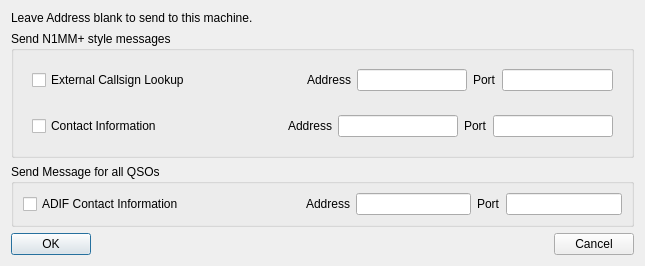
First picture: the form in mqt/MqtLogger/n1mmbroadcastconfig.ui, repository Rsclub22/Minos2-Mirror, before the edit.
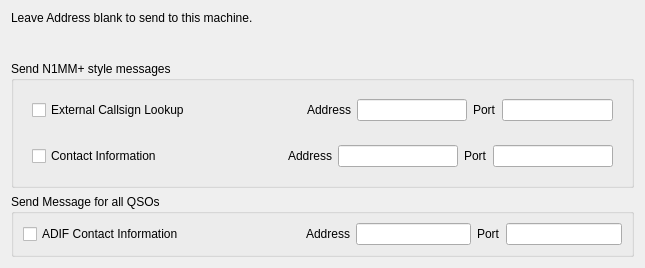
Second picture: the form after the edit.

Commit message: Move individual option setting dialogs to tabs of a single dialog

What changed in the file:
```diff
--- a/mqt/MqtLogger/n1mmbroadcastconfig.ui
+++ b/mqt/MqtLogger/n1mmbroadcastconfig.ui
@@ -1,13 +1,13 @@
 <?xml version="1.0" encoding="UTF-8"?>
 <ui version="4.0">
  <class>N1MMBroadcastConfig</class>
- <widget class="QDialog" name="N1MMBroadcastConfig">
+ <widget class="QFrame" name="N1MMBroadcastConfig">
   <property name="geometry">
    <rect>
     <x>0</x>
     <y>0</y>
     <width>645</width>
-    <height>216</height>
+    <height>268</height>
    </rect>
   </property>
   <property name="windowTitle">
@@ -136,7 +136,7 @@
     </widget>
    </item>
    <item>
-    <widget class="QGroupBox" name="">
+    <widget class="QGroupBox" name="groupBox">
      <property name="title">
       <string>Send Message for all QSOs</string>
      </property>
@@ -184,37 +184,6 @@
      </layout>
     </widget>
    </item>
-   <item>
-    <layout class="QHBoxLayout" name="horizontalLayout">
-     <item>
-      <widget class="QPushButton" name="OKButton">
-       <property name="text">
-        <string>OK</string>
-       </property>
-      </widget>
-     </item>
-     <item>
-      <spacer name="horizontalSpacer_4">
-       <property name="orientation">
-        <enum>Qt::Horizontal</enum>
-       </property>
-       <property name="sizeHint" stdset="0">
-        <size>
-         <width>40</width>
-         <height>20</height>
-        </size>
-       </property>
-      </spacer>
-     </item>
-     <item>
-      <widget class="QPushButton" name="cancelButton">
-       <property name="text">
-        <string>Cancel</string>
-       </property>
-      </widget>
-     </item>
-    </layout>
-   </item>
   </layout>
  </widget>
  <resources/>
```
The commit also changes 18 other files.
